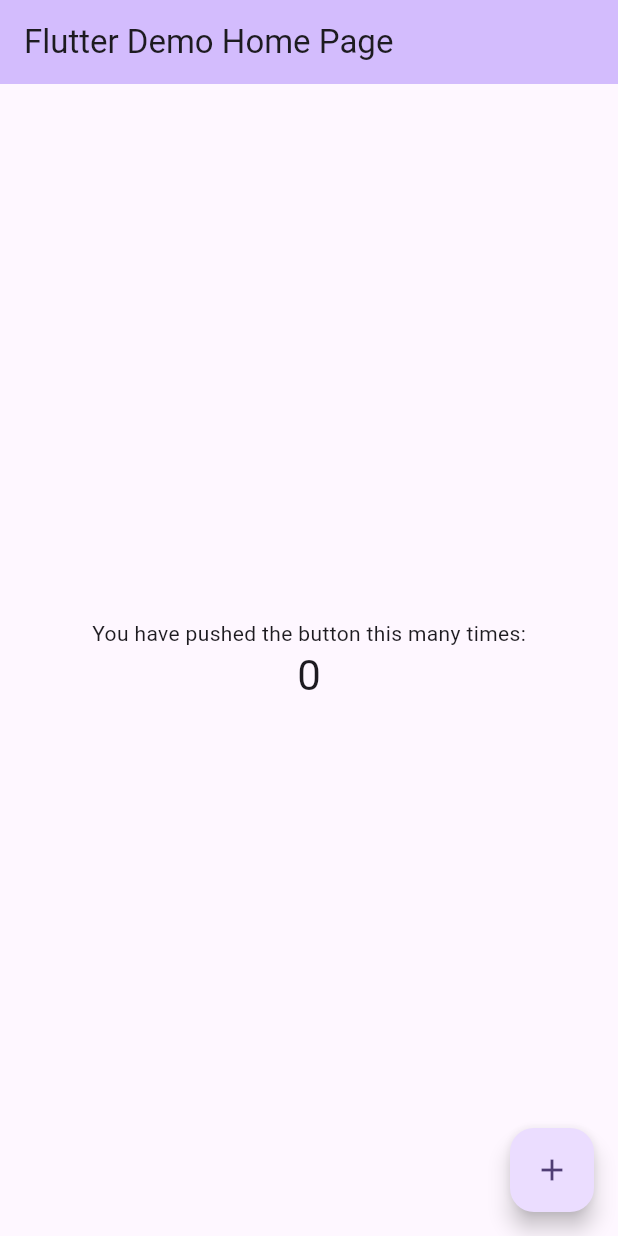
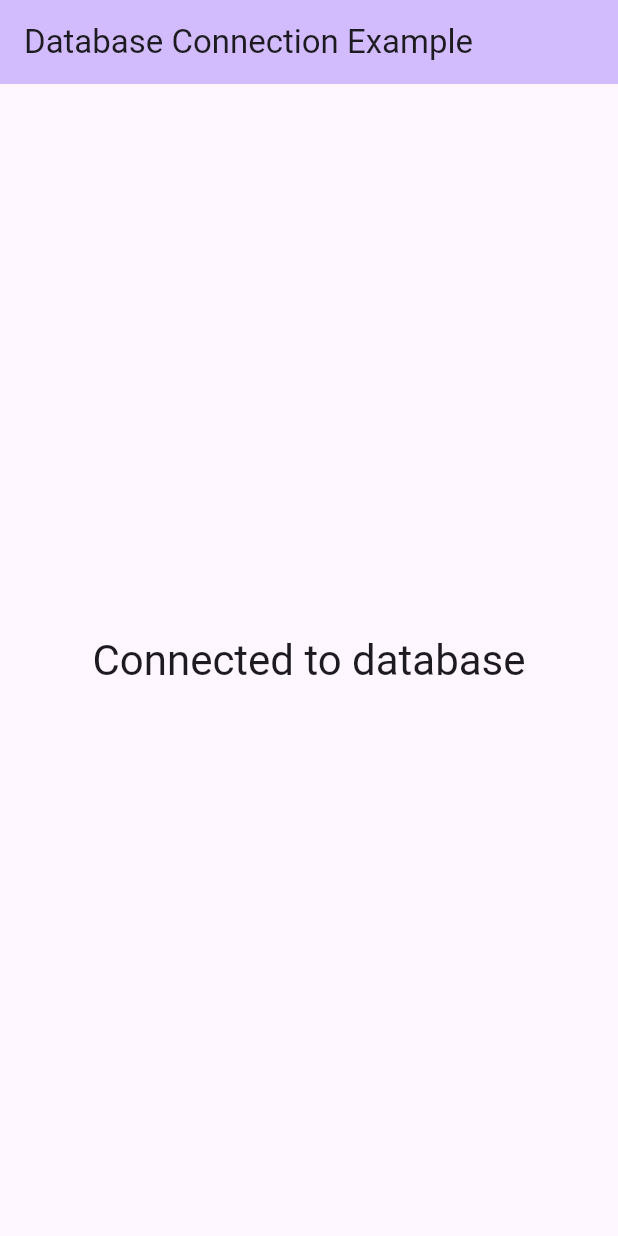
Before and after one commit to MuhdArshadd/MYCare, a Flutter app: the screen it shows after launch, on a phone screen of 412 x 824 dp. Run offline on Flutter 3.47's test engine with Material 3 defaults, Android fonts, the phone set to English and light mode, and no system bars; missing offline and left inert: postgres.

Commit message:
update from shah

```diff
--- /dev/null
+++ b/lib/dbConnection/dbConnection.dart
@@ -0,0 +1,28 @@
+// dbConnection.dart
+import 'package:postgres/postgres.dart';
+
+class DatabaseConnection {
+  late PostgreSQLConnection connection;
+
+  Future<String> connectToDatabase() async {
+    connection = PostgreSQLConnection(
+      'workshop2gp7.postgres.database.azure.com', // host
+      5432, // port
+      'postgres', // database name
+      username: 'postgres', // username
+      password: 'workshop2#', // latest password
+      useSSL: true, // SSL enabled
+    );
+
+    try {
+      await connection.open();
+      return "Connected to database";
+    } catch (e) {
+      return "Failed to connect to database: $e";
+    }
+  }
+
+  void closeConnection() {
+    connection.close();
+  }
+}
--- a/lib/main.dart
+++ b/lib/main.dart
@@ -1,4 +1,6 @@
+// main.dart
 import 'package:flutter/material.dart';
+import 'package:workshop2dev/dbConnection/dbConnection.dart';
 
 void main() {
   runApp(const MyApp());
@@ -7,46 +9,21 @@ void main() {
 class MyApp extends StatelessWidget {
   const MyApp({super.key});
 
-  // This widget is the root of your application.
   @override
   Widget build(BuildContext context) {
     return MaterialApp(
-      title: 'Flutter Demo',
+      title: 'Flutter Database Connection',
       theme: ThemeData(
-        // This is the theme of your application.
-        //
-        // TRY THIS: Try running your application with "flutter run". You'll see
-        // the application has a purple toolbar. Then, without quitting the app,
-        // try changing the seedColor in the colorScheme below to Colors.green
-        // and then invoke "hot reload" (save your changes or press the "hot
-        // reload" button in a Flutter-supported IDE, or press "r" if you used
-        // the command line to start the app).
-        //
-        // Notice that the counter didn't reset back to zero; the application
-        // state is not lost during the reload. To reset the state, use hot
-        // restart instead.
-        //
-        // This works for code too, not just values: Most code changes can be
-        // tested with just a hot reload.
         colorScheme: ColorScheme.fromSeed(seedColor: Colors.deepPurple),
         useMaterial3: true,
       ),
-      home: const MyHomePage(title: 'Flutter Demo Home Page'),
+      home: const MyHomePage(title: 'Database Connection Example'),
     );
   }
 }
 
 class MyHomePage extends StatefulWidget {
   const MyHomePage({super.key, required this.title});
-
-  // This widget is the home page of your application. It is stateful, meaning
-  // that it has a State object (defined below) that contains fields that affect
-  // how it looks.
-
-  // This class is the configuration for the state. It holds the values (in this
-  // case the title) provided by the parent (in this case the App widget) and
-  // used by the build method of the State. Fields in a Widget subclass are
-  // always marked "final".
 
   final String title;
 
@@ -55,71 +32,46 @@ class MyHomePage extends StatefulWidget {
 }
 
 class _MyHomePageState extends State<MyHomePage> {
-  int _counter = 0;
+  String connectionStatus = "Connecting to database...";
+  final DatabaseConnection dbConnection = DatabaseConnection();
 
-  void _incrementCounter() {
+  @override
+  void initState() {
+    super.initState();
+    connectToDatabase();
+  }
+
+  Future<void> connectToDatabase() async {
+    String status = await dbConnection.connectToDatabase();
     setState(() {
-      // This call to setState tells the Flutter framework that something has
-      // changed in this State, which causes it to rerun the build method below
-      // so that the display can reflect the updated values. If we changed
-      // _counter without calling setState(), then the build method would not be
-      // called again, and so nothing would appear to happen.
-      _counter++;
+      connectionStatus = status;
     });
   }
 
   @override
   Widget build(BuildContext context) {
-    // This method is rerun every time setState is called, for instance as done
-    // by the _incrementCounter method above.
-    //
-    // The Flutter framework has been optimized to make rerunning build methods
-    // fast, so that you can just rebuild anything that needs updating rather
-    // than having to individually change instances of widgets.
     return Scaffold(
       appBar: AppBar(
-        // TRY THIS: Try changing the color here to a specific color (to
-        // Colors.amber, perhaps?) and trigger a hot reload to see the AppBar
-        // change color while the other colors stay the same.
         backgroundColor: Theme.of(context).colorScheme.inversePrimary,
-        // Here we take the value from the MyHomePage object that was created by
-        // the App.build method, and use it to set our appbar title.
         title: Text(widget.title),
       ),
       body: Center(
-        // Center is a layout widget. It takes a single child and positions it
-        // in the middle of the parent.
         child: Column(
-          // Column is also a layout widget. It takes a list of children and
-          // arranges them vertically. By default, it sizes itself to fit its
-          // children horizontally, and tries to be as tall as its parent.
-          //
-          // Column has various properties to control how it sizes itself and
-          // how it positions its children. Here we use mainAxisAlignment to
-          // center the children vertically; the main axis here is the vertical
-          // axis because Columns are vertical (the cross axis would be
-          // horizontal).
-          //
-          // TRY THIS: Invoke "debug painting" (choose the "Toggle Debug Paint"
-          // action in the IDE, or press "p" in the console), to see the
-          // wireframe for each widget.
           mainAxisAlignment: MainAxisAlignment.center,
           children: <Widget>[
-            const Text(
-              'You have pushed the button this many times:',
-            ),
             Text(
-              '$_counter',
+              connectionStatus,
               style: Theme.of(context).textTheme.headlineMedium,
             ),
           ],
         ),
       ),
-      floatingActionButton: FloatingActionButton(
-        onPressed: _incrementCounter,
-        tooltip: 'Increment',
-        child: const Icon(Icons.add),
-      ), // This trailing comma makes auto-formatting nicer for build methods.
     );
   }
+
+  @override
+  void dispose() {
+    dbConnection.closeConnection();
+    super.dispose();
+  }
 }
--- a/pubspec.yaml
+++ b/pubspec.yaml
@@ -35,6 +35,7 @@ dependencies:
   # The following adds the Cupertino Icons font to your application.
   # Use with the CupertinoIcons class for iOS style icons.
   cupertino_icons: ^1.0.8
+  postgres: ^2.4.0
 
 dev_dependencies:
   flutter_test:
```
Also changed, not shown: lib/view/test.dart (renamed from lib/test.dart).
